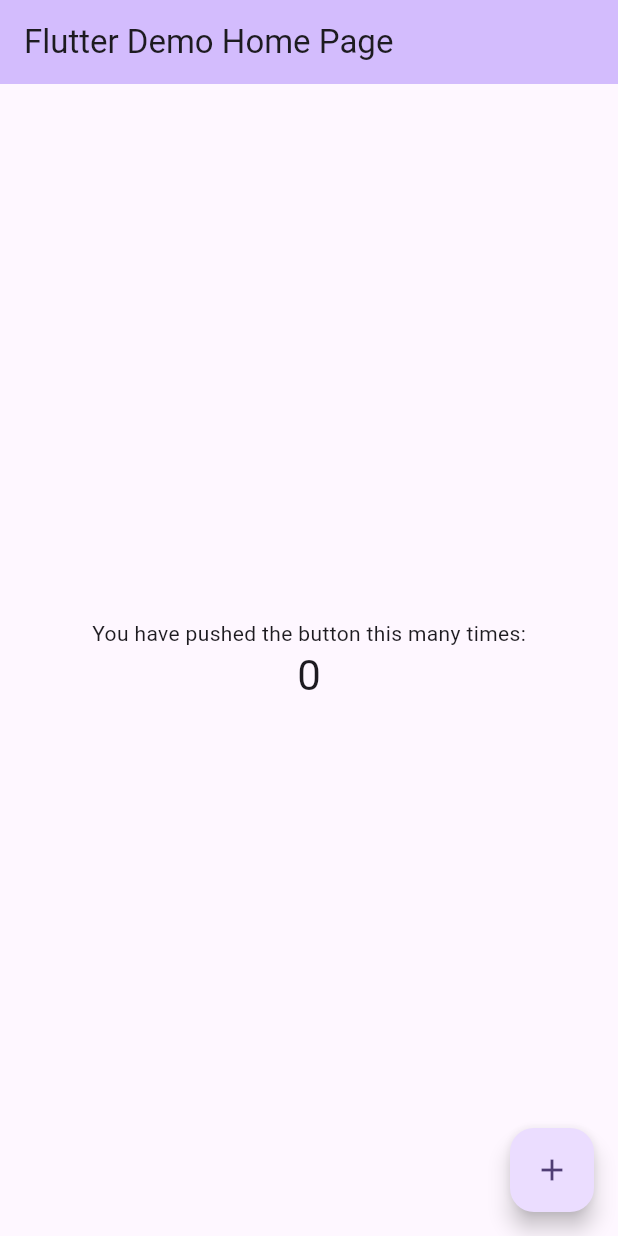
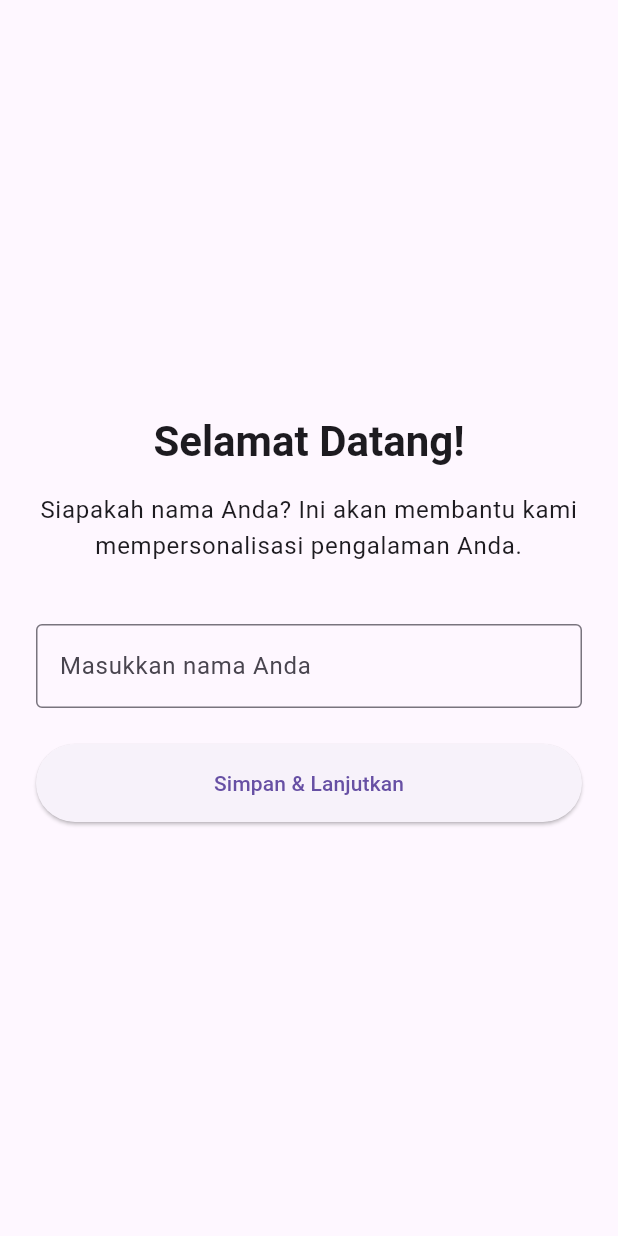
Before and after one commit to bramatama/sleep_tracker, a Flutter app: the screen it shows after launch, on a phone screen of 412 x 824 dp. Run offline on Flutter 3.47's test engine with Material 3 defaults, Android fonts, the phone set to English and light mode, and no system bars; our stand-ins replace flutter_bloc, go_router, shared_preferences.

Commit message:
first feature

```diff
--- /dev/null
+++ b/devtools_options.yaml
@@ -0,0 +1,3 @@
+description: This file stores settings for Dart & Flutter DevTools.
+documentation: https://docs.flutter.dev/tools/devtools/extensions#configure-extension-enablement-states
+extensions:
--- a/lib/main.dart
+++ b/lib/main.dart
@@ -1,122 +1,29 @@
 import 'package:flutter/material.dart';
+import 'package:sleep_tracker/src/services/storage_service.dart';
+import 'package:sleep_tracker/src/utils/app_router.dart';
 
-void main() {
-  runApp(const MyApp());
+void main() async {
+  // Pastikan Flutter siap sebelum menjalankan kode async
+  WidgetsFlutterBinding.ensureInitialized();
+
+  // Cek apakah nama pengguna sudah ada
+  final storageService = StorageService();
+  final userName = await storageService.getUserName();
+
+  runApp(const MyApp(hasSeenOnboarding: false));
 }
 
 class MyApp extends StatelessWidget {
-  const MyApp({super.key});
+  final bool hasSeenOnboarding;
+  const MyApp({super.key, required this.hasSeenOnboarding});
 
-  // This widget is the root of your application.
   @override
   Widget build(BuildContext context) {
-    return MaterialApp(
-      title: 'Flutter Demo',
-      theme: ThemeData(
-        // This is the theme of your application.
-        //
-        // TRY THIS: Try running your application with "flutter run". You'll see
-        // the application has a purple toolbar. Then, without quitting the app,
-        // try changing the seedColor in the colorScheme below to Colors.green
-        // and then invoke "hot reload" (save your changes or press the "hot
-        // reload" button in a Flutter-supported IDE, or press "r" if you used
-        // the command line to start the app).
-        //
-        // Notice that the counter didn't reset back to zero; the application
-        // state is not lost during the reload. To reset the state, use hot
-        // restart instead.
-        //
-        // This works for code too, not just values: Most code changes can be
-        // tested with just a hot reload.
-        colorScheme: ColorScheme.fromSeed(seedColor: Colors.deepPurple),
-      ),
-      home: const MyHomePage(title: 'Flutter Demo Home Page'),
+    return MaterialApp.router(
+      title: 'Sleep Tracker',
+      theme: ThemeData(primarySwatch: Colors.deepPurple, useMaterial3: true),
+      // Gunakan router yang sudah kita buat
+      routerConfig: AppRouter(hasSeenOnboarding: hasSeenOnboarding).router,
     );
   }
 }
-
-class MyHomePage extends StatefulWidget {
-  const MyHomePage({super.key, required this.title});
-
-  // This widget is the home page of your application. It is stateful, meaning
-  // that it has a State object (defined below) that contains fields that affect
-  // how it looks.
-
-  // This class is the configuration for the state. It holds the values (in this
-  // case the title) provided by the parent (in this case the App widget) and
-  // used by the build method of the State. Fields in a Widget subclass are
-  // always marked "final".
-
-  final String title;
-
-  @override
-  State<MyHomePage> createState() => _MyHomePageState();
-}
-
-class _MyHomePageState extends State<MyHomePage> {
-  int _counter = 0;
-
-  void _incrementCounter() {
-    setState(() {
-      // This call to setState tells the Flutter framework that something has
-      // changed in this State, which causes it to rerun the build method below
-      // so that the display can reflect the updated values. If we changed
-      // _counter without calling setState(), then the build method would not be
-      // called again, and so nothing would appear to happen.
-      _counter++;
-    });
-  }
-
-  @override
-  Widget build(BuildContext context) {
-    // This method is rerun every time setState is called, for instance as done
-    // by the _incrementCounter method above.
-    //
-    // The Flutter framework has been optimized to make rerunning build methods
-    // fast, so that you can just rebuild anything that needs updating rather
-    // than having to individually change instances of widgets.
-    return Scaffold(
-      appBar: AppBar(
-        // TRY THIS: Try changing the color here to a specific color (to
-        // Colors.amber, perhaps?) and trigger a hot reload to see the AppBar
-        // change color while the other colors stay the same.
-        backgroundColor: Theme.of(context).colorScheme.inversePrimary,
-        // Here we take the value from the MyHomePage object that was created by
-        // the App.build method, and use it to set our appbar title.
-        title: Text(widget.title),
-      ),
-      body: Center(
-        // Center is a layout widget. It takes a single child and positions it
-        // in the middle of the parent.
-        child: Column(
-          // Column is also a layout widget. It takes a list of children and
-          // arranges them vertically. By default, it sizes itself to fit its
-          // children horizontally, and tries to be as tall as its parent.
-          //
-          // Column has various properties to control how it sizes itself and
-          // how it positions its children. Here we use mainAxisAlignment to
-          // center the children vertically; the main axis here is the vertical
-          // axis because Columns are vertical (the cross axis would be
-          // horizontal).
-          //
-          // TRY THIS: Invoke "debug painting" (choose the "Toggle Debug Paint"
-          // action in the IDE, or press "p" in the console), to see the
-          // wireframe for each widget.
-          mainAxisAlignment: MainAxisAlignment.center,
-          children: <Widget>[
-            const Text('You have pushed the button this many times:'),
-            Text(
-              '$_counter',
-              style: Theme.of(context).textTheme.headlineMedium,
-            ),
-          ],
-        ),
-      ),
-      floatingActionButton: FloatingActionButton(
-        onPressed: _incrementCounter,
-        tooltip: 'Increment',
-        child: const Icon(Icons.add),
-      ), // This trailing comma makes auto-formatting nicer for build methods.
-    );
-  }
-}
--- /dev/null
+++ b/lib/src/pages/onboarding_page.dart
@@ -0,0 +1,91 @@
+import 'package:flutter/material.dart';
+import 'package:flutter_bloc/flutter_bloc.dart';
+import 'package:go_router/go_router.dart';
+import 'package:sleep_tracker/src/providers/onboarding.dart';
+import 'package:sleep_tracker/src/services/storage_service.dart';
+
+class OnboardingPage extends StatelessWidget {
+  const OnboardingPage({super.key});
+
+  @override
+  Widget build(BuildContext context) {
+    // Menyediakan OnboardingCubit ke widget tree di bawahnya
+    return BlocProvider(
+      create: (context) => OnboardingCubit(StorageService()),
+      child: const OnboardingView(),
+    );
+  }
+}
+
+class OnboardingView extends StatelessWidget {
+  const OnboardingView({super.key});
+
+  @override
+  Widget build(BuildContext context) {
+    final nameController = TextEditingController();
+
+    return Scaffold(
+      body: BlocListener<OnboardingCubit, OnboardingStatus>(
+        // Listener ini akan bereaksi terhadap perubahan state
+        listener: (context, state) {
+          if (state == OnboardingStatus.success) {
+            // Jika sukses, pindah ke halaman home
+            context.go('/home');
+          }
+        },
+        child: Padding(
+          padding: const EdgeInsets.all(24.0),
+          child: Column(
+            mainAxisAlignment: MainAxisAlignment.center,
+            crossAxisAlignment: CrossAxisAlignment.stretch,
+            children: [
+              Text(
+                'Selamat Datang!',
+                style: Theme.of(context).textTheme.headlineMedium?.copyWith(
+                  fontWeight: FontWeight.bold,
+                ),
+                textAlign: TextAlign.center,
+              ),
+              const SizedBox(height: 16),
+              Text(
+                'Siapakah nama Anda? Ini akan membantu kami mempersonalisasi pengalaman Anda.',
+                style: Theme.of(context).textTheme.bodyLarge,
+                textAlign: TextAlign.center,
+              ),
+              const SizedBox(height: 40),
+              TextField(
+                controller: nameController,
+                decoration: const InputDecoration(
+                  labelText: 'Masukkan nama Anda',
+                  border: OutlineInputBorder(),
+                ),
+                textAlign: TextAlign.center,
+              ),
+              const SizedBox(height: 24),
+              // Builder ini akan membangun ulang UI berdasarkan state
+              BlocBuilder<OnboardingCubit, OnboardingStatus>(
+                builder: (context, state) {
+                  if (state == OnboardingStatus.loading) {
+                    return const Center(child: CircularProgressIndicator());
+                  }
+                  return ElevatedButton(
+                    style: ElevatedButton.styleFrom(
+                      padding: const EdgeInsets.symmetric(vertical: 16),
+                    ),
+                    onPressed: () {
+                      // Panggil fungsi di cubit saat tombol ditekan
+                      context.read<OnboardingCubit>().saveUserNameAndContinue(
+                        nameController.text,
+                      );
+                    },
+                    child: const Text('Simpan & Lanjutkan'),
+                  );
+                },
+              ),
+            ],
+          ),
+        ),
+      ),
+    );
+  }
+}
--- /dev/null
+++ b/lib/src/providers/onboarding.dart
@@ -0,0 +1,19 @@
+import 'package:flutter_bloc/flutter_bloc.dart';
+import 'package:sleep_tracker/src/services/storage_service.dart';
+
+// State untuk cubit
+enum OnboardingStatus { initial, loading, success }
+
+class OnboardingCubit extends Cubit<OnboardingStatus> {
+  final StorageService _storageService;
+
+  OnboardingCubit(this._storageService) : super(OnboardingStatus.initial);
+
+  Future<void> saveUserNameAndContinue(String name) async {
+    if (name.isEmpty) return; // Jangan lakukan apa-apa jika nama kosong
+
+    emit(OnboardingStatus.loading);
+    await _storageService.saveUserName(name);
+    emit(OnboardingStatus.success);
+  }
+}
--- /dev/null
+++ b/lib/src/services/storage_service.dart
@@ -0,0 +1,17 @@
+import 'package:shared_preferences/shared_preferences.dart';
+
+class StorageService {
+  static const _userNameKey = 'USER_NAME';
+
+  // Menyimpan nama pengguna
+  Future<void> saveUserName(String name) async {
+    final prefs = await SharedPreferences.getInstance();
+    await prefs.setString(_userNameKey, name);
+  }
+
+  // Mengambil nama pengguna
+  Future<String?> getUserName() async {
+    final prefs = await SharedPreferences.getInstance();
+    return prefs.getString(_userNameKey);
+  }
+}
--- /dev/null
+++ b/lib/src/utils/app_router.dart
@@ -0,0 +1,20 @@
+import 'package:go_router/go_router.dart';
+import 'package:sleep_tracker/src/pages/home_page.dart';
+import 'package:sleep_tracker/src/pages/onboarding_page.dart';
+
+class AppRouter {
+  final bool hasSeenOnboarding;
+
+  AppRouter({required this.hasSeenOnboarding});
+
+  late final GoRouter router = GoRouter(
+    initialLocation: hasSeenOnboarding ? '/home' : '/onboarding',
+    routes: [
+      GoRoute(
+        path: '/onboarding',
+        builder: (context, state) => const OnboardingPage(),
+      ),
+      GoRoute(path: '/home', builder: (context, state) => const HomePage()),
+    ],
+  );
+}
--- a/pubspec.yaml
+++ b/pubspec.yaml
@@ -30,10 +30,12 @@ environment:
 dependencies:
   flutter:
     sdk: flutter
+  flutter_bloc: ^9.1.1
 
   # The following adds the Cupertino Icons font to your application.
   # Use with the CupertinoIcons class for iOS style icons.
-  cupertino_icons: ^1.0.8
+  shared_preferences: ^2.5.3
+  go_router: ^16.2.0
 
 dev_dependencies:
   flutter_test:
```
Also changed, not shown: lib/src/pages/home_page.dart (added, +17 -0 lines), pubspec.lock, 2 other files.
